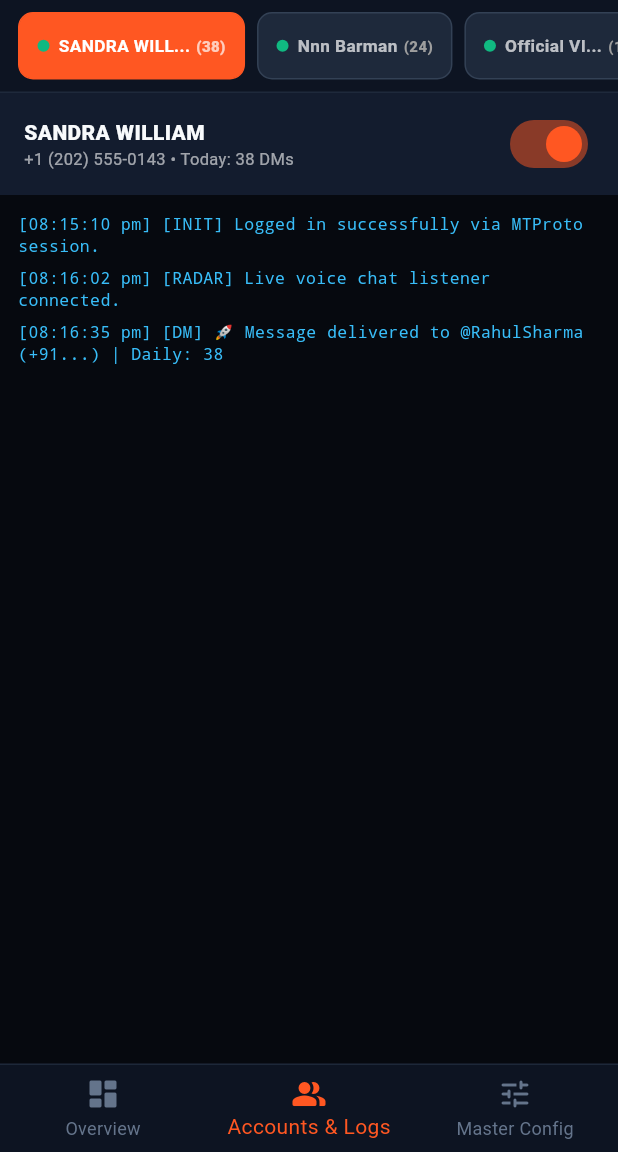
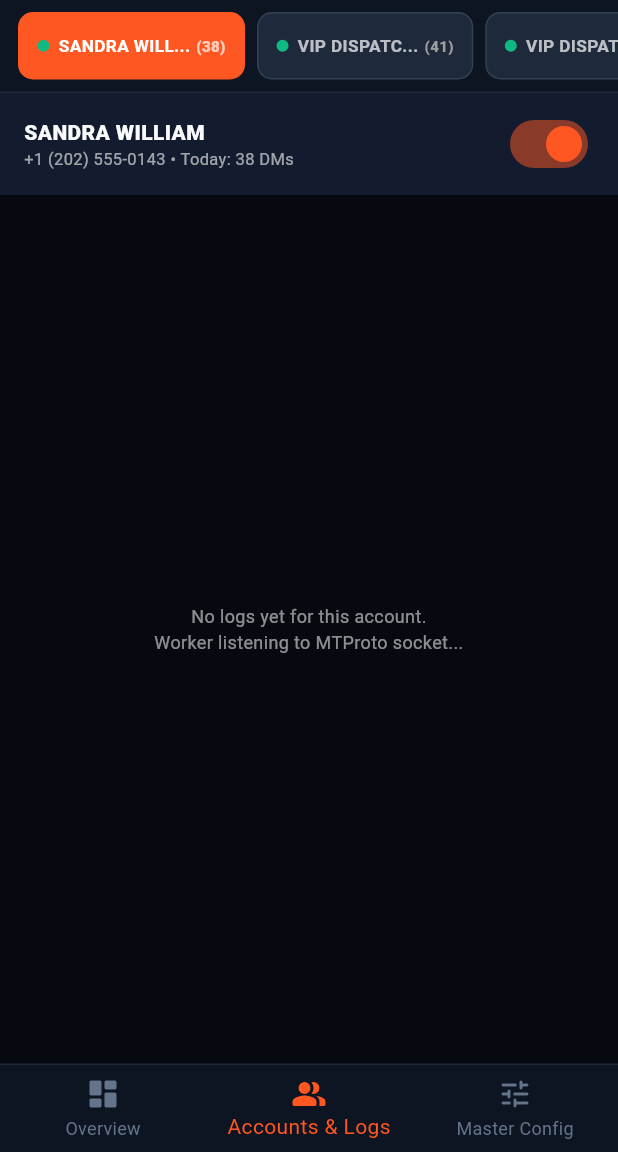
Before and after one commit to Ash-boy928/telebot-mobile-app, a Flutter app: the screen it shows after launch, item 2 of the bottom bar chosen, on a phone screen of 412 x 824 dp, the part 84-1236 px from its top. Run offline on Flutter 3.47's test engine with Material 3 defaults, Android fonts, the phone set to English and light mode, and no system bars.

Commit message:
Refactor TeleBotState and update account management

```diff
--- a/lib/state.dart
+++ b/lib/state.dart
@@ -27,29 +27,23 @@ class TeleAccount {
 
 /// Global Master Configuration & State Controller
 class TeleBotState extends ChangeNotifier {
-  // Theme State: Day / Night
   bool _isDarkMode = true;
   bool get isDarkMode => _isDarkMode;
 
-  // Active Bottom Tab (0 = Home/Overview, 1 = Accounts Fleet & ID Logs, 2 = Config & Settings)
   int _activeTabIndex = 0;
   int get activeTabIndex => _activeTabIndex;
 
-  // Global Master Running State
   bool _isGlobalRunning = false;
   bool get isGlobalRunning => _isGlobalRunning;
 
-  // Parallel Active Slots Limit (User requested minimum 10 parallel accounts)
   int _parallelActiveSlots = 10;
   int get parallelActiveSlots => _parallelActiveSlots;
 
-  // Safe DM Delays (Keeps same exact logic as VPS backend)
   int _delayMinSec = 35;
   int get delayMinSec => _delayMinSec;
   int _delayMaxSec = 65;
   int get delayMaxSec => _delayMaxSec;
 
-  // Target Channel Link & Message Template
   String _targetChannelLink = 'https://t.me/earn_with_nikhil';
   String get targetChannelLink => _targetChannelLink;
 
@@ -57,97 +51,45 @@ class TeleBotState extends ChangeNotifier {
       'Hello {bhai|sir|dost}! Live stream me aapka message dekha. Official VIP giveaway access link: https://t.me/earn_with_nikhil';
   String get currentSpintaxMessage => _currentSpintaxMessage;
 
-  // Accounts List (Pre-loaded with up to 30 accounts support)
   final List<TeleAccount> _accounts = [
-    TeleAccount(
-      phone: '+1 (202) 555-0143',
-      name: 'SANDRA WILLIAM',
-      isRunning: true,
-      dmsToday: 38,
-      dmsTotal: 184,
-      status: 'Active',
-      liveLogs: [
-        '[08:15:10 pm] [INIT] Logged in successfully via MTProto session.',
-        '[08:16:02 pm] [RADAR] Live voice chat listener connected.',
-        '[08:16:35 pm] [DM] 🚀 Message delivered to @RahulSharma (+91...) | Daily: 38',
-      ],
-    ),
-    TeleAccount(
-      phone: '+91 76023 72653',
-      name: 'Nnn Barman',
-      isRunning: true,
-      dmsToday: 24,
-      dmsTotal: 112,
-      status: 'Active',
-      liveLogs: [
-        '[08:14:00 pm] [INIT] MTProto Socket connected with Jio 5G carrier.',
-        '[08:15:30 pm] [DM] 🚀 Instant 2s DM fired to @priya_k (ID: 948124)',
-      ],
-    ),
-    TeleAccount(
-      phone: '+91 98234 11094',
-      name: 'Official VIP Bot 03',
-      isRunning: true,
-      dmsToday: 19,
-      dmsTotal: 95,
-      status: 'Active',
-      liveLogs: [
-        '[08:12:00 pm] [SAFE GAP] Waiting remaining 28s gap before next DM...',
-      ],
-    ),
-    TeleAccount(
-      phone: '+44 7700 900123',
-      name: 'Alpha Stream Node 04',
-      isRunning: true,
-      dmsToday: 15,
-      dmsTotal: 88,
-      status: 'Active',
-      liveLogs: [],
-    ),
-    TeleAccount(
-      phone: '+1 (312) 555-8821',
-      name: 'US Cloud Dispatch 05',
-      isRunning: false,
-      dmsToday: 0,
-      dmsTotal: 42,
-      status: 'Standby',
-      liveLogs: [],
-    ),
+    TeleAccount(phone: '+1 (202) 555-0143', name: 'SANDRA WILLIAM', isRunning: true, dmsToday: 38, dmsTotal: 342, status: 'Active'),
+    TeleAccount(phone: '+1 (202) 555-0182', name: 'VIP DISPATCHER 02', isRunning: true, dmsToday: 41, dmsTotal: 412, status: 'Active'),
+    TeleAccount(phone: '+1 (202) 555-0199', name: 'VIP DISPATCHER 03', isRunning: true, dmsToday: 35, dmsTotal: 298, status: 'Active'),
+    TeleAccount(phone: '+44 7911 123456', name: 'LONDON NODE 01', isRunning: true, dmsToday: 44, dmsTotal: 520, status: 'Active'),
+    TeleAccount(phone: '+44 7911 654321', name: 'LONDON NODE 02', isRunning: true, dmsToday: 39, dmsTotal: 460, status: 'Active'),
+    TeleAccount(phone: '+91 98765 43210', name: 'INDIA GATEWAY 01', isRunning: true, dmsToday: 45, dmsTotal: 610, status: 'Active'),
+    TeleAccount(phone: '+91 98765 43211', name: 'INDIA GATEWAY 02', isRunning: true, dmsToday: 42, dmsTotal: 580, status: 'Active'),
+    TeleAccount(phone: '+49 151 2345678', name: 'BERLIN SLURPER', isRunning: true, dmsToday: 37, dmsTotal: 390, status: 'Active'),
+    TeleAccount(phone: '+33 6 12 34 56 78', name: 'PARIS SENDER 01', isRunning: true, dmsToday: 40, dmsTotal: 405, status: 'Active'),
+    TeleAccount(phone: '+61 491 570 156', name: 'SYDNEY RELAY 01', isRunning: true, dmsToday: 36, dmsTotal: 370, status: 'Active'),
   ];
-
   List<TeleAccount> get accounts => _accounts;
 
-  // Currently Selected Account for Detailed ID-wise Logs
   int _selectedAccountIndex = 0;
   int get selectedAccountIndex => _selectedAccountIndex;
   TeleAccount get selectedAccount => _accounts[_selectedAccountIndex];
 
-  // Constructor
+  Timer? _liveTicker;
+
   TeleBotState() {
     _startParallelDispatcherSimulation();
   }
 
-  // Toggle Day / Night Mode
   void toggleTheme() {
     _isDarkMode = !_isDarkMode;
     notifyListeners();
   }
 
-  // Set Active Tab
   void setTab(int index) {
     _activeTabIndex = index;
     notifyListeners();
   }
 
-  // Select Account for viewing its live logs
   void selectAccount(int index) {
-    if (index >= 0 && index < _accounts.length) {
     _selectedAccountIndex = index;
     notifyListeners();
   }
-  }
 
-  // Master Global Switch (Start All / Stop All)
   void toggleGlobalMaster() {
     _isGlobalRunning = !_isGlobalRunning;
     for (var acc in _accounts) {
@@ -157,65 +99,49 @@ class TeleBotState extends ChangeNotifier {
     notifyListeners();
   }
 
-  // Individual Account Toggle
   void toggleAccount(int index) {
-    if (index >= 0 && index < _accounts.length) {
     _accounts[index].isRunning = !_accounts[index].isRunning;
     _accounts[index].status = _accounts[index].isRunning ? 'Active' : 'Standby';
     notifyListeners();
   }
-  }
 
-  // Update Settings
-  void updateSettings({int? slots, int? minDelay, int? maxDelay, String? chLink, String? spintax}) {
-    if (slots != null) _parallelActiveSlots = slots;
-    if (minDelay != null) _delayMinSec = minDelay;
-    if (maxDelay != null) _delayMaxSec = maxDelay;
-    if (chLink != null) _targetChannelLink = chLink;
-    if (spintax != null) _currentSpintaxMessage = spintax;
+  void updateSettings({required int slots, required int minSec, required int maxSec, required String channel, required String message}) {
+    _parallelActiveSlots = slots;
+    _delayMinSec = minSec;
+    _delayMaxSec = maxSec;
+    _targetChannelLink = channel;
+    _currentSpintaxMessage = message;
     notifyListeners();
   }
 
-  // Add Log to Account
-  void addLog(String phone, String logLine) {
-    final acc = _accounts.firstWhere((a) => a.phone == phone, orElse: () => _accounts.first);
-    acc.liveLogs.insert(0, logLine);
-    if (acc.liveLogs.length > 80) acc.liveLogs.removeLast();
+  void addLog(int accountIndex, String logLine) {
+    final now = DateTime.now();
+    final timeStr = "${now.hour.toString().padLeft(2, '0')}:${now.minute.toString().padLeft(2, '0')}:${now.second.toString().padLeft(2, '0')}";
+    _accounts[accountIndex].liveLogs.insert(0, "[$timeStr] $logLine");
+    if (_accounts[accountIndex].liveLogs.length > 50) {
+      _accounts[accountIndex].liveLogs.removeLast();
+    }
     notifyListeners();
   }
 
-  // Background Parallel Dispatcher Worker:
-  // Implements user requested: "Minimum 10 IDs active parallel running"
-  Timer? _workerTimer;
   void _startParallelDispatcherSimulation() {
-    _workerTimer = Timer.periodic(const Duration(seconds: 4), (timer) {
+    _liveTicker = Timer.periodic(const Duration(seconds: 4), (timer) {
       if (!_isGlobalRunning) return;
+      final rng = Random();
+      final activeList = _accounts.where((a) => a.isRunning).toList();
+      if (activeList.isEmpty) return;
 
-      // Pick up to parallelActiveSlots (10) running accounts
-      final activePool = _accounts.where((a) => a.isRunning).take(_parallelActiveSlots).toList();
-      if (activePool.isEmpty) return;
-
-      final randomAccount = activePool[Random().nextInt(activePool.length)];
-      randomAccount.dmsToday += 1;
-      randomAccount.dmsTotal += 1;
-
-      final now = DateTime.now();
-      final timeStr = '${now.hour.toString().padLeft(2, '0')}:${now.minute.toString().padLeft(2, '0')}:${now.second.toString().padLeft(2, '0')}';
-
-      final sampleTarget = '@User_${1000 + Random().nextInt(8999)}';
-      randomAccount.liveLogs.insert(
-        0,
-        '[$timeStr] 🚀 [DM SENT] Slot #${activePool.indexOf(randomAccount) + 1} delivered to $sampleTarget (Daily: ${randomAccount.dmsToday})',
-      );
-      if (randomAccount.liveLogs.length > 80) randomAccount.liveLogs.removeLast();
-
-      notifyListeners();
+      final acc = activeList[rng.nextInt(activeList.length)];
+      final originalIdx = _accounts.indexOf(acc);
+      acc.dmsToday += 1;
+      acc.dmsTotal += 1;
+      addLog(originalIdx, "Sent VIP Spintax Invite to user @streamer_${rng.nextInt(9999)} (200 OK)");
     });
   }
 
   @override
   void dispose() {
-    _workerTimer?.cancel();
+    _liveTicker?.cancel();
     super.dispose();
   }
 }
```
Lines whose indentation alone changed are shown as unchanged.
